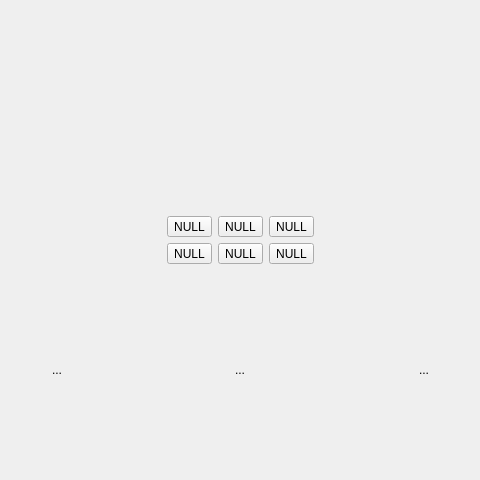
Above: videowindow.ui from chenhuan0/intel-client before the change; both pictures show x 120 to 600 and y 0 to 480 of the 720 by 480 pixel window. Below: the same form after it.
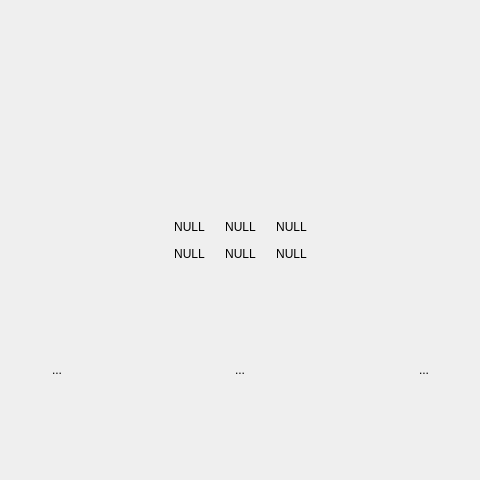
That is the form after the change. Icons and pictures are not drawn.

```diff
--- a/videowindow.ui
+++ b/videowindow.ui
@@ -132,6 +132,9 @@
            <property name="toolButtonStyle">
             <enum>Qt::ToolButtonTextUnderIcon</enum>
            </property>
+           <property name="autoRaise">
+            <bool>true</bool>
+           </property>
           </widget>
          </item>
          <item row="0" column="0">
@@ -155,6 +158,9 @@
            <property name="toolButtonStyle">
             <enum>Qt::ToolButtonTextUnderIcon</enum>
            </property>
+           <property name="autoRaise">
+            <bool>true</bool>
+           </property>
           </widget>
          </item>
          <item row="0" column="2">
@@ -178,6 +184,9 @@
            <property name="toolButtonStyle">
             <enum>Qt::ToolButtonTextUnderIcon</enum>
            </property>
+           <property name="autoRaise">
+            <bool>true</bool>
+           </property>
           </widget>
          </item>
          <item row="1" column="0">
@@ -201,6 +210,9 @@
            <property name="toolButtonStyle">
             <enum>Qt::ToolButtonTextUnderIcon</enum>
            </property>
+           <property name="autoRaise">
+            <bool>true</bool>
+           </property>
           </widget>
          </item>
          <item row="1" column="2">
@@ -224,6 +236,9 @@
            <property name="toolButtonStyle">
             <enum>Qt::ToolButtonTextUnderIcon</enum>
            </property>
+           <property name="autoRaise">
+            <bool>true</bool>
+           </property>
           </widget>
          </item>
          <item row="1" column="1">
@@ -247,6 +262,9 @@
            <property name="toolButtonStyle">
             <enum>Qt::ToolButtonTextUnderIcon</enum>
            </property>
+           <property name="autoRaise">
+            <bool>true</bool>
+           </property>
           </widget>
          </item>
         </layout>
```
